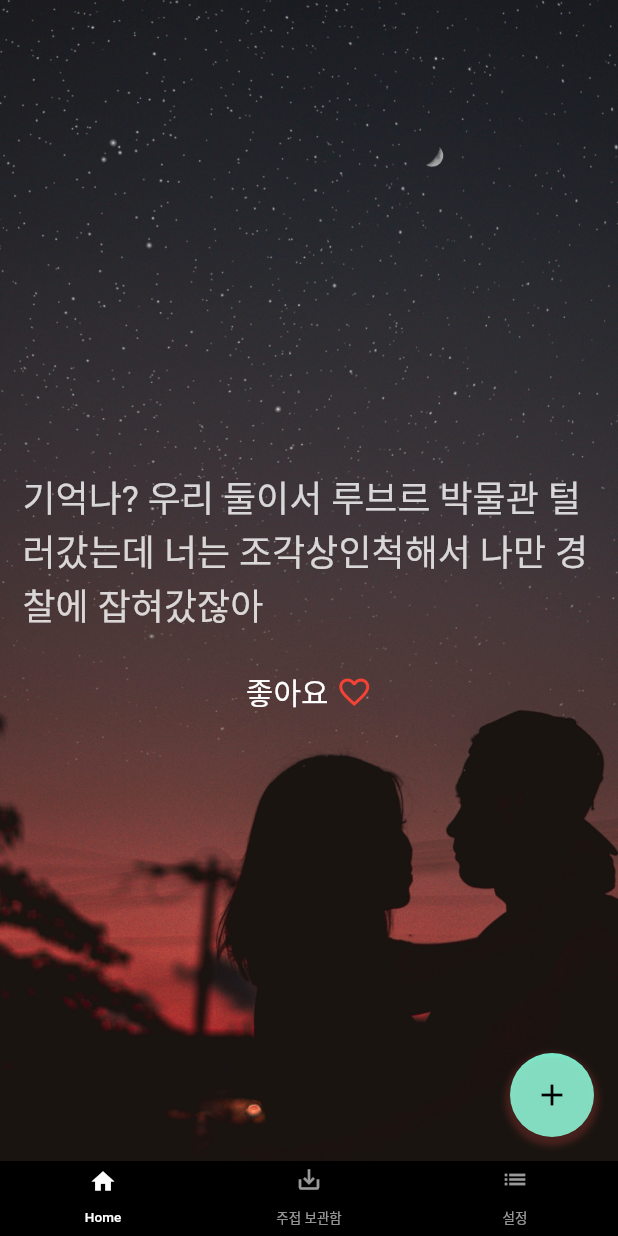
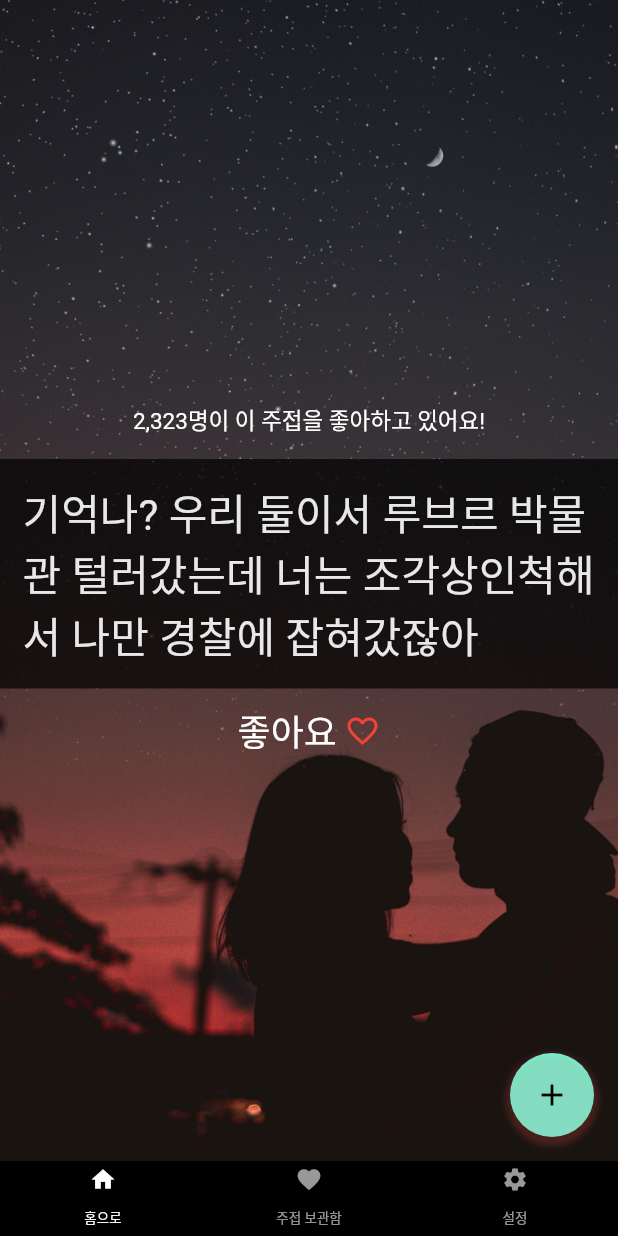
Before and after one commit to ghdl023/JJ, a Flutter app: the screen it shows after launch, on a phone screen of 412 x 824 dp. Run offline on Flutter 3.47's test engine with Material 2 defaults, Android fonts, the phone set to English and light mode, and no system bars; drawn by our look-alikes of carousel_slider; our stand-ins replace cloud_firestore, firebase_core; accounts and stored records are empty.

```diff
--- a/lib/main.dart
+++ b/lib/main.dart
@@ -3,8 +3,12 @@ import 'package:jj/screen/home_screen.dart';
 import 'package:jj/screen/like_screen.dart';
 import 'package:jj/screen/setting_screen.dart';
 import 'widget/bottom_bar.dart';
+import 'package:cloud_firestore/cloud_firestore.dart';
+import 'package:firebase_core/firebase_core.dart';
 
-void main() {
+void main() async {
+  WidgetsFlutterBinding.ensureInitialized(); // Add this
+  await Firebase.initializeApp();
   runApp(MyApp());
 }
 
--- a/lib/screen/home_screen.dart
+++ b/lib/screen/home_screen.dart
@@ -1,8 +1,10 @@
+import 'dart:async';
+import 'dart:core';
+import 'dart:math';
 import 'package:flutter/material.dart';
 import 'package:carousel_slider/carousel_slider.dart';
-
+import 'package:cloud_firestore/cloud_firestore.dart';
 import '../model/model_item.dart';
-
 class HomeScreen extends StatefulWidget {
   const HomeScreen({Key? key}) : super(key: key);
 
@@ -11,6 +13,12 @@ class HomeScreen extends StatefulWidget {
 }
 
 class _HomeScreenState extends State<HomeScreen> {
+  FirebaseFirestore firestore = FirebaseFirestore.instance;
+  late Stream<QuerySnapshot> streamData;
+
+  List<dynamic> backgroundImages = [];
+  int currentBackgroundImageIndex = 0;
+
   List<Item> list = [
     Item.fromMap({
       "sentence": "기억나? 우리 둘이서 루브르 박물관 털러갔는데 너는 조각상인척해서 나만 경찰에 잡혀갔잖아",
@@ -31,6 +39,27 @@ class _HomeScreenState extends State<HomeScreen> {
   ];
 
   @override
+  void initState() {
+    super.initState();
+    FirebaseFirestore.instance.collection('images').doc('HwdDVYaSJep2uIwMrFAn')
+      .get().then((DocumentSnapshot documentSnapshot) {
+      if (documentSnapshot.exists) {
+        print('Document data: ${documentSnapshot.data()}');
+        Map<String, dynamic> data = documentSnapshot.data() as Map<String, dynamic>;
+        if(data["list"].isNotEmpty) {
+          setState(() {
+            backgroundImages = data["list"];
+          });
+          print("backgroundImages");
+          print(backgroundImages);
+        }
+      } else {
+        print('Document does not exist on the database');
+      }
+    });
+  }
+
+  @override
   Widget build(BuildContext context) {
     return Scaffold(
       // appBar: AppBar(
@@ -41,13 +70,17 @@ class _HomeScreenState extends State<HomeScreen> {
         height: double.infinity,
         child: Container(
           decoration: BoxDecoration(
-            image: DecorationImage(
-              image: AssetImage("assets/images/bg.jpg"),
+            image: backgroundImages.isNotEmpty ? DecorationImage(
+              image:  NetworkImage(backgroundImages[currentBackgroundImageIndex]),
+              fit: BoxFit.cover,
+            ) : DecorationImage(
+              image:  AssetImage("assets/images/bg.jpg"),
               fit: BoxFit.cover,
             ),
           ),
           child: CarouselSlider(
             options: CarouselOptions(
+              height: double.infinity,
               viewportFraction: 1,
               initialPage: 0,
               enableInfiniteScroll: true,
@@ -55,23 +88,47 @@ class _HomeScreenState extends State<HomeScreen> {
               autoPlayInterval: Duration(seconds: 15),
               autoPlayAnimationDuration: Duration(milliseconds: 1000),
               autoPlayCurve: Curves.fastOutSlowIn,
-              // onPageChanged: callbackFunction,
+              onPageChanged: (index, CarouselPageChangedReason reason) {
+                if(backgroundImages.isNotEmpty) {
+                  Random random = new Random();
+                  int randomNumber = random.nextInt(backgroundImages.length);
+                  if(randomNumber == currentBackgroundImageIndex) {
+                    randomNumber = randomNumber > 0 ? randomNumber-1 : randomNumber+1;
+                  }
+                  setState(() {
+                    currentBackgroundImageIndex = randomNumber;
+                  });
+                }
+              },
               scrollDirection: Axis.horizontal,
             ),
             items: list.map((item) {
               return Builder(
                 builder: (BuildContext context) {
-                  return Center(
+                  return Container(
+                    child: Center(
                       child: Column(
                         mainAxisAlignment: MainAxisAlignment.center,
                         children: <Widget>[
                           Container(
+                            child: Text(
+                              '2,323명이 이 주접을 좋아하고 있어요!',
+                              style: TextStyle(
+                                fontSize: 15.0
+                              ),
+                            ),
+                          ),
+                          SizedBox(
+                            height:15.0,
+                          ),
+                          Container(
+                            color: Colors.black.withOpacity(0.7),
                             padding: EdgeInsets.all(15.0),
                             child: Text(
                               item.sentence,
                               style: TextStyle(
-                              fontSize: 24.0,
-                              color: Colors.white.withOpacity(0.8),
+                                fontSize: 28.0,
+                                color: Colors.white.withOpacity(0.9),
                               ),
                             ),
                           ),
@@ -86,7 +143,7 @@ class _HomeScreenState extends State<HomeScreen> {
                                 children: [
                                   Text("좋아요",
                                     style: TextStyle(
-                                    fontSize: 20.0,
+                                      fontSize: 24.0,
                                       color: Colors.white,
                                     ),
                                   ),
@@ -104,6 +161,7 @@ class _HomeScreenState extends State<HomeScreen> {
                             ],
                           ),
                         ],
+                      ),
                     ),
                   );
                 },
--- a/lib/widget/bottom_bar.dart
+++ b/lib/widget/bottom_bar.dart
@@ -18,13 +18,13 @@ class Bottom extends StatelessWidget {
                 size: 18,
               ),
               child: Text(
-                'Home',
+                '홈으로',
                 style: TextStyle(fontSize: 9),
               ),
             ),
             Tab(
               icon: Icon(
-                Icons.save_alt,
+                Icons.favorite,
                 size: 18,
               ),
               child: Text(
@@ -34,7 +34,7 @@ class Bottom extends StatelessWidget {
             ),
             Tab(
               icon: Icon(
-                Icons.list,
+                Icons.settings,
                 size: 18,
               ),
               child: Text(
--- a/pubspec.yaml
+++ b/pubspec.yaml
@@ -13,7 +13,7 @@ dependencies:
     sdk: flutter
 
   cupertino_icons: ^1.0.2
-  cloud_firestore:
+  cloud_firestore: ^3.4.3
   carousel_slider:
 
 dev_dependencies:
```
Lines whose indentation alone changed are shown as unchanged.
